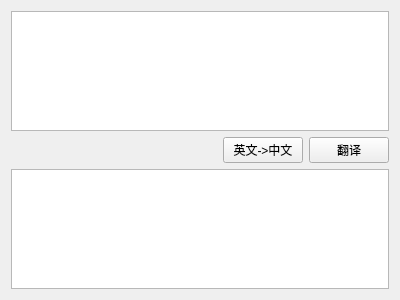
duguosheng/MiaoMiaoTranslate, file translatewidget.ui: the form before one commit.
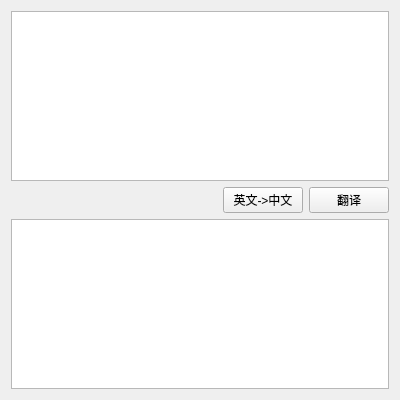
The form after the commit.

What changed in the file:
```diff
--- a/translatewidget.ui
+++ b/translatewidget.ui
@@ -7,7 +7,7 @@
     <x>0</x>
     <y>0</y>
     <width>400</width>
-    <height>300</height>
+    <height>400</height>
    </rect>
   </property>
   <property name="windowTitle">
```
